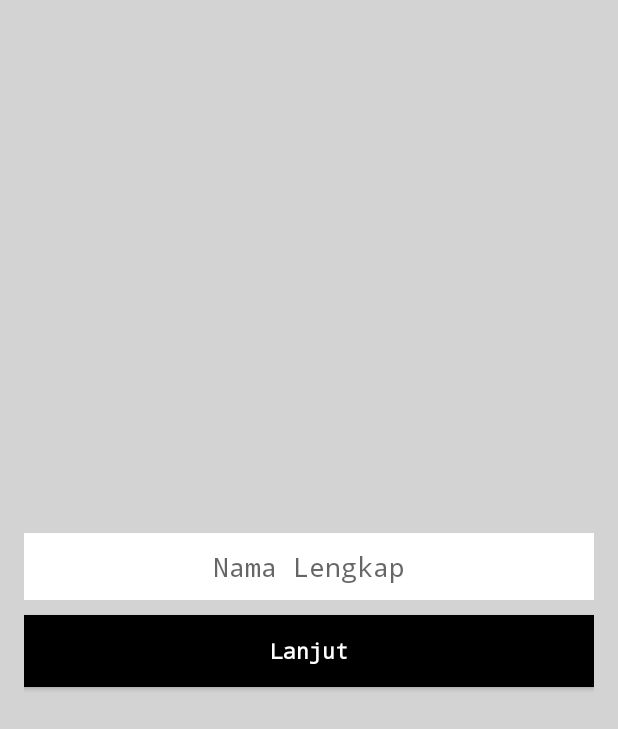
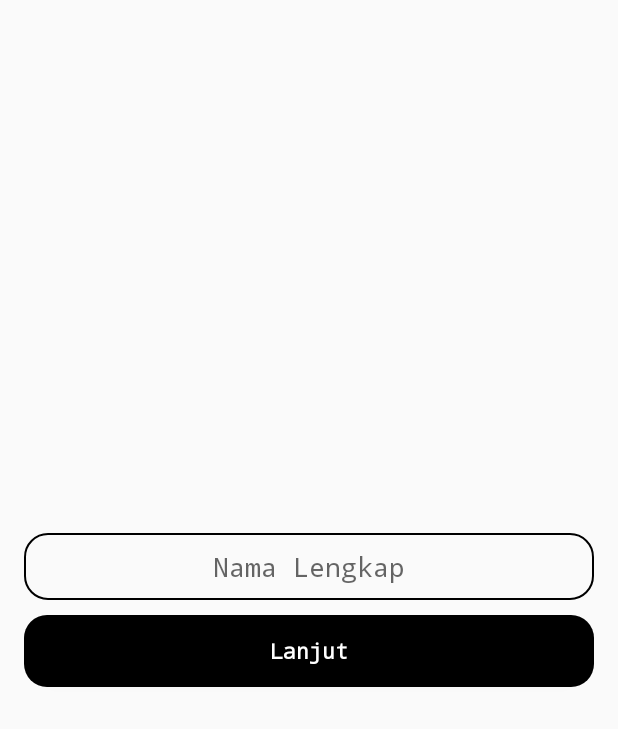
Before and after one commit to elsakrismonti/VoiceMe, an Android app: the layout activity_sign_up.xml on its own in the app's theme, with its tools: preview values and no code run, on a phone screen of 412 x 824 dp. Shown: the top 729 px of the screen. Run offline under Robolectric (Android 15) with nearby library versions, the light colour scheme and no system bars.

Commit message:
Es Jeruk

```diff
--- a/app/build.gradle
+++ b/app/build.gradle
@@ -25,6 +25,7 @@ android {
 dependencies {
     implementation fileTree(dir: "libs", include: ["*.jar"])
     implementation 'androidx.appcompat:appcompat:1.1.0'
+    implementation 'com.google.android.material:material:1.0.0'
     implementation 'androidx.constraintlayout:constraintlayout:1.1.3'
     implementation 'com.google.firebase:firebase-database:16.0.4'
     implementation 'com.android.support.constraint:constraint-layout:1.1.3'
@@ -35,4 +36,5 @@ dependencies {
     implementation 'com.google.firebase:firebase-auth:19.3.2'
     implementation 'com.alimuzaffar.lib:pinentryedittext:1.3.10'
 
+
 }
--- /dev/null
+++ b/app/src/main/res/drawable-v24/buttons.xml
@@ -0,0 +1,8 @@
+<?xml version="1.0" encoding="utf-8"?>
+<shape xmlns:android="http://schemas.android.com/apk/res/android">
+    <solid
+        android:color="@color/Black">
+    </solid>
+    <corners android:radius="15dp"/>
+
+</shape>
--- /dev/null
+++ b/app/src/main/res/drawable-v24/inputs.xml
@@ -0,0 +1,10 @@
+<?xml version="1.0" encoding="utf-8"?>
+<shape xmlns:android="http://schemas.android.com/apk/res/android">
+
+    <stroke
+        android:color="@color/Black"
+        android:width="1sp">
+    </stroke>
+    <corners
+        android:radius="15dp"/>
+</shape>
--- a/app/src/main/res/layout/about_fragment.xml
+++ b/app/src/main/res/layout/about_fragment.xml
@@ -29,6 +29,7 @@
         android:textSize="13dp"
         android:textStyle="bold"
         android:textAlignment="center"/>
+
     <ImageView
         android:layout_width="100dp"
         android:layout_height="100dp"
--- a/app/src/main/res/layout/activity_login.xml
+++ b/app/src/main/res/layout/activity_login.xml
@@ -5,7 +5,6 @@
     xmlns:tools="http://schemas.android.com/tools"
     android:layout_width="match_parent"
     android:layout_height="match_parent"
-    android:background="@color/Grey"
     android:gravity="center"
     android:orientation="vertical"
     android:paddingLeft="16dp"
@@ -17,10 +16,10 @@
 
     <EditText
         android:id="@+id/eTPhoneNumber"
+        android:background="@drawable/inputs"
         android:layout_width="match_parent"
         android:layout_height="wrap_content"
         android:layout_marginBottom="10dp"
-        android:background="@color/White"
         android:fontFamily="monospace"
         android:hint="Nomor Ponsel"
         android:inputType="phone"
@@ -32,7 +31,7 @@
         android:layout_width="match_parent"
         android:layout_height="wrap_content"
         android:layout_marginBottom="10dp"
-        android:background="@color/Black"
+        android:background="@drawable/buttons"
         android:fontFamily="monospace"
         android:gravity="center"
         android:onClick="loginAction"
--- a/app/src/main/res/layout/activity_sign_up.xml
+++ b/app/src/main/res/layout/activity_sign_up.xml
@@ -11,13 +11,12 @@
     android:paddingRight="16dp"
     android:paddingTop="16dp"
     android:gravity="center"
-    android:background="@color/Grey"
     tools:context=".view.SignUpActivity">
 
     <EditText
         android:layout_width="match_parent"
         android:layout_height="wrap_content"
-        android:background="@color/White"
+        android:background="@drawable/inputs"
         android:paddingBottom="10dp"
         android:textAlignment="center"
         android:paddingTop="10dp"
@@ -30,7 +29,7 @@
     <Button
         android:layout_width="match_parent"
         android:layout_height="wrap_content"
-        android:background="@color/Black"
+        android:background="@drawable/buttons"
         android:gravity="center"
         android:textColor="@color/White"
         android:paddingBottom="10dp"
--- a/app/src/main/res/layout/activity_verification.xml
+++ b/app/src/main/res/layout/activity_verification.xml
@@ -14,7 +14,7 @@
     <EditText
         android:layout_width="match_parent"
         android:layout_height="wrap_content"
-        android:background="@color/White"
+        android:background="@drawable/inputs"
         android:paddingBottom="10dp"
         android:textAlignment="center"
         android:paddingTop="10dp"
@@ -27,7 +27,7 @@
     <Button
         android:layout_width="match_parent"
         android:layout_height="wrap_content"
-        android:background="@color/Black"
+        android:background="@drawable/buttons"
         android:gravity="center"
         android:textColor="@color/White"
         android:paddingBottom="10dp"
--- a/app/src/main/res/values/styles.xml
+++ b/app/src/main/res/values/styles.xml
@@ -1,9 +1,9 @@
 <resources>
   <!-- Base application theme. -->
-  <style name="AppTheme" parent="Theme.AppCompat.Light.DarkActionBar">
+  <style name="AppTheme" parent="Theme.AppCompat.Light.NoActionBar">
     <!-- Customize your theme here. -->
-    <item name="colorPrimary">@color/colorPrimary</item>
-    <item name="colorPrimaryDark">@color/colorPrimaryDark</item>
+    <item name="colorPrimary">@color/Black</item>
+    <item name="colorPrimaryDark">@color/Black</item>
     <item name="colorAccent">@color/colorAccent</item>
   </style>
 
```
Also changed, not shown: app/src/main/res/layout/activity_home.xml (+28 -11 lines), app/src/main/res/layout/app_bar_layout.xml (added, +10 -0 lines).
